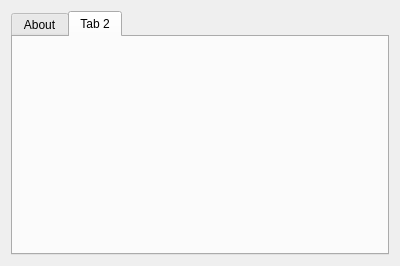
Above: src/aboutdialog.ui from coslyk/moonplayer before the change. Below: the same form after it.
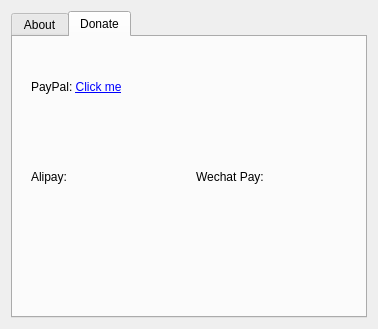
That is the form after the change. The open tabs and pages were chosen to show the change. Icons and pictures are not drawn.

The edit to the form file:
```diff
--- a/src/aboutdialog.ui
+++ b/src/aboutdialog.ui
@@ -6,8 +6,8 @@
    <rect>
     <x>0</x>
     <y>0</y>
-    <width>400</width>
-    <height>266</height>
+    <width>378</width>
+    <height>329</height>
    </rect>
   </property>
   <property name="windowTitle">
@@ -132,8 +132,66 @@
      </widget>
      <widget class="QWidget" name="tab_2">
       <attribute name="title">
-       <string>Tab 2</string>
+       <string>Donate</string>
       </attribute>
+      <layout class="QGridLayout" name="gridLayout_2">
+       <item row="0" column="0" colspan="2">
+        <widget class="QLabel" name="label_5">
+         <property name="text">
+          <string>&lt;html&gt;&lt;head/&gt;&lt;body&gt;&lt;p&gt;PayPal:  &lt;a href=&quot;https://www.paypal.me/YikunLiu&quot;&gt;&lt;span style=&quot; text-decoration: underline; color:#0000ff;&quot;&gt;Click me&lt;/span&gt;&lt;/a&gt;&lt;/p&gt;&lt;/body&gt;&lt;/html&gt;</string>
+         </property>
+         <property name="openExternalLinks">
+          <bool>true</bool>
+         </property>
+        </widget>
+       </item>
+       <item row="1" column="0">
+        <widget class="QLabel" name="label_6">
+         <property name="text">
+          <string>Alipay:</string>
+         </property>
+        </widget>
+       </item>
+       <item row="1" column="1">
+        <widget class="QLabel" name="label_8">
+         <property name="text">
+          <string>Wechat Pay:</string>
+         </property>
+        </widget>
+       </item>
+       <item row="2" column="0">
+        <widget class="QLabel" name="label_9">
+         <property name="maximumSize">
+          <size>
+           <width>150</width>
+           <height>200</height>
+          </size>
+         </property>
+         <property name="pixmap">
+          <pixmap resource="icons.qrc">:/qrcodes/alipay.png</pixmap>
+         </property>
+         <property name="scaledContents">
+          <bool>true</bool>
+         </property>
+        </widget>
+       </item>
+       <item row="2" column="1">
+        <widget class="QLabel" name="label_10">
+         <property name="maximumSize">
+          <size>
+           <width>150</width>
+           <height>200</height>
+          </size>
+         </property>
+         <property name="pixmap">
+          <pixmap resource="icons.qrc">:/qrcodes/wechatpay.png</pixmap>
+         </property>
+         <property name="scaledContents">
+          <bool>true</bool>
+         </property>
+        </widget>
+       </item>
+      </layout>
      </widget>
     </widget>
    </item>
```
Left out of the diff: 2 changed lines with no effect on the pictures.
